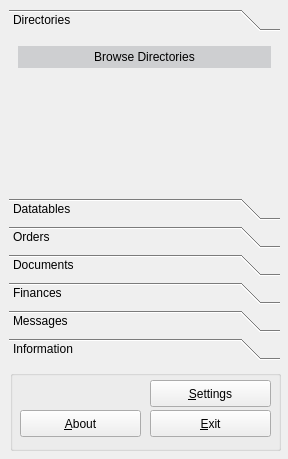
This is trunk/ui/mainfrm.ui in BackupTheBerlios/first4-svn as Qt 5 draws it before an edit. The edited form follows.
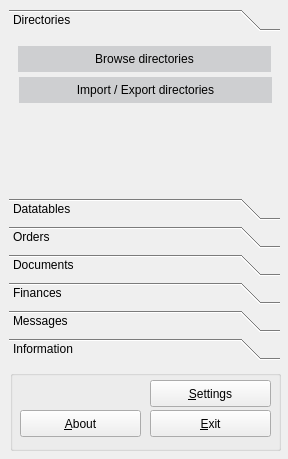
This is the edited form. The open tabs and pages were chosen to show the change. Icons and pictures are not drawn.

Commit message: 20080507 *NEW: Directory export as vcard (Ver. 3.0) and CSV *NEW: Initial support for vcard import *Directory import and export directo from mainframe *Fixed bud in directory module

The edit to the form file:
```diff
--- a/trunk/ui/mainfrm.ui
+++ b/trunk/ui/mainfrm.ui
@@ -42,8 +42,8 @@
       <rect>
        <x>0</x>
        <y>0</y>
-       <width>201</width>
-       <height>54</height>
+       <width>271</width>
+       <height>141</height>
       </rect>
      </property>
      <attribute name="label" >
@@ -52,27 +52,15 @@
      <attribute name="icon" >
       <iconset resource="../resources/images/first4.qrc" >:/kdmconfig.png</iconset>
      </attribute>
-     <layout class="QGridLayout" >
-      <property name="leftMargin" >
-       <number>9</number>
-      </property>
-      <property name="topMargin" >
-       <number>9</number>
-      </property>
-      <property name="rightMargin" >
-       <number>9</number>
-      </property>
-      <property name="bottomMargin" >
-       <number>9</number>
-      </property>
-      <property name="horizontalSpacing" >
-       <number>6</number>
-      </property>
-      <property name="verticalSpacing" >
-       <number>6</number>
-      </property>
-      <item row="0" column="0" >
        <widget class="QPushButton" name="btnbrowsedir" >
+      <property name="geometry" >
+       <rect>
+        <x>9</x>
+        <y>9</y>
+        <width>253</width>
+        <height>26</height>
+       </rect>
+      </property>
         <property name="palette" >
          <palette>
           <active>
@@ -114,7 +102,7 @@
          <bool>true</bool>
         </property>
         <property name="text" >
-         <string>Browse Directories</string>
+       <string>Browse directories</string>
         </property>
         <property name="icon" >
          <iconset resource="../resources/images/first4.qrc" >:/contents.png</iconset>
@@ -126,21 +114,68 @@
          <bool>true</bool>
         </property>
        </widget>
-      </item>
-      <item row="1" column="0" >
-       <spacer>
-        <property name="orientation" >
-         <enum>Qt::Vertical</enum>
-        </property>
-        <property name="sizeHint" >
-         <size>
-          <width>20</width>
-          <height>40</height>
-         </size>
-        </property>
-       </spacer>
-      </item>
-     </layout>
+     <widget class="QPushButton" name="btnimpexpdir" >
+      <property name="geometry" >
+       <rect>
+        <x>10</x>
+        <y>40</y>
+        <width>253</width>
+        <height>26</height>
+       </rect>
+      </property>
+      <property name="palette" >
+       <palette>
+        <active>
+         <colorrole role="Button" >
+          <brush brushstyle="SolidPattern" >
+           <color alpha="255" >
+            <red>206</red>
+            <green>207</green>
+            <blue>209</blue>
+           </color>
+          </brush>
+         </colorrole>
+        </active>
+        <inactive>
+         <colorrole role="Button" >
+          <brush brushstyle="SolidPattern" >
+           <color alpha="255" >
+            <red>206</red>
+            <green>207</green>
+            <blue>209</blue>
+           </color>
+          </brush>
+         </colorrole>
+        </inactive>
+        <disabled>
+         <colorrole role="Button" >
+          <brush brushstyle="SolidPattern" >
+           <color alpha="255" >
+            <red>206</red>
+            <green>207</green>
+            <blue>209</blue>
+           </color>
+          </brush>
+         </colorrole>
+        </disabled>
+       </palette>
+      </property>
+      <property name="autoFillBackground" >
+       <bool>true</bool>
+      </property>
+      <property name="text" >
+       <string>Import / Export directories</string>
+      </property>
+      <property name="icon" >
+       <iconset resource="../resources/images/first4.qrc" >:/impexp.png</iconset>
+      </property>
+      <property name="checkable" >
+       <bool>false</bool>
+      </property>
+      <property name="flat" >
+       <bool>true</bool>
+      </property>
+     </widget>
     </widget>
     <widget class="QWidget" name="page_2" >
      <property name="geometry" >
```
Left out of the diff: 24 changed lines with no effect on the pictures. Lines whose indentation alone changed are shown as unchanged. The commit also changes 7 other files.
